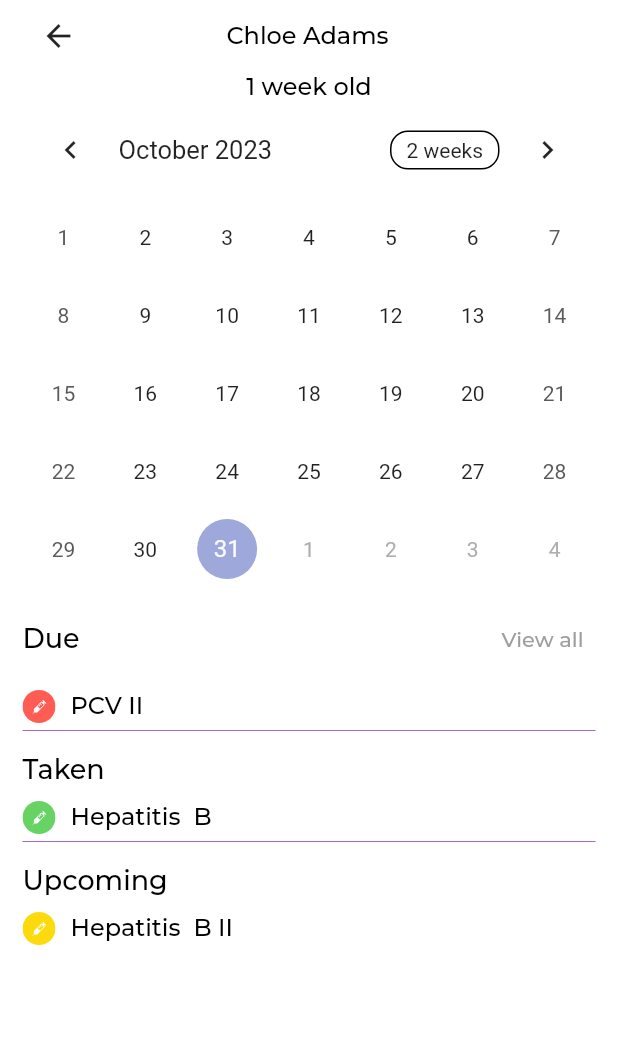
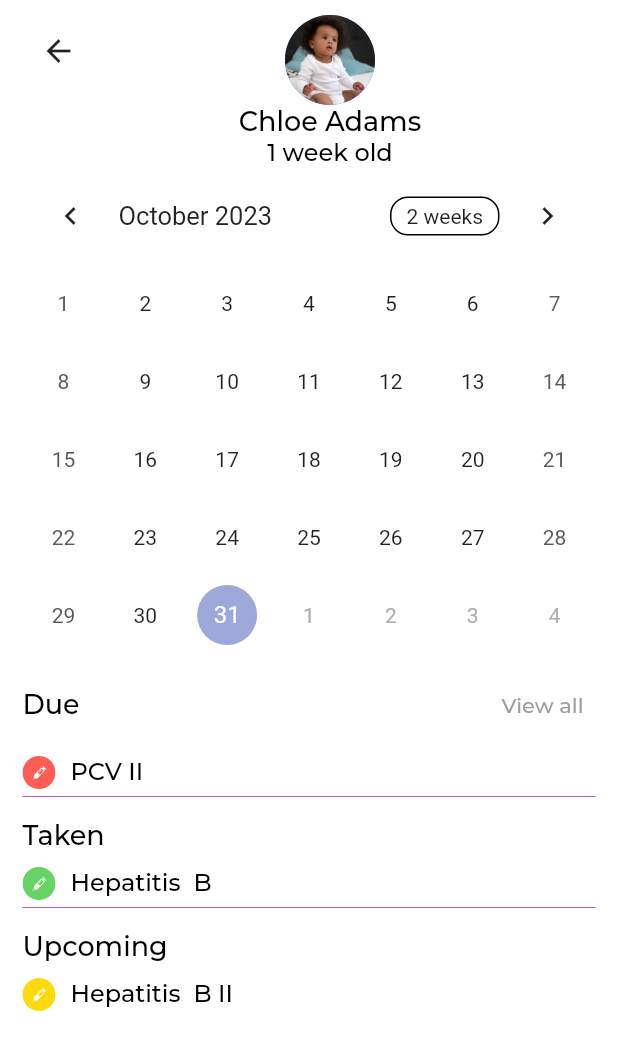
Before and after one commit to MaxTrent/immune_africa, a Flutter app: the screen it shows after launch, after a tap on "Chloe Adams", on a phone screen of 412 x 824 dp. Shown: the top 1050 px of the screen. Run offline on Flutter 3.47's test engine with Material 2 defaults, Android fonts, the phone set to English and light mode, and no system bars; drawn by our look-alikes of table_calendar; our stand-ins replace country_picker, csc_picker, dotted_border, firebase_core, flutter_svg, google_fonts and 1 more; accounts and stored records are empty.

Commit message:
new screens

```diff
--- a/lib/screens/dashbord.dart
+++ b/lib/screens/dashbord.dart
@@ -196,7 +196,7 @@ class _buildAppBar extends StatelessWidget {
             IconButton(onPressed: (){}, icon: const Icon(Icons.notifications_none, size: 38, color: primaryAppColor,))
           ],
         ),
-        TextButton(onPressed: (){}, child: Text('Read More', style: Theme.of(context).textTheme.headline1!.copyWith(color: primaryAppColor),)),
+        TextButton(onPressed: (){Navigator.of(context).push(MaterialPageRoute(builder: (context)=>NewsArticles()));}, child: Text('Read More', style: Theme.of(context).textTheme.headline1!.copyWith(color: primaryAppColor),)),
       ],
     );
   }
--- a/lib/screens/home.dart
+++ b/lib/screens/home.dart
@@ -13,6 +13,7 @@ class _HomeState extends State<Home> {
   int _selectedIndex = 0;
   final List<Widget> _pages = [
     Dashboard(),
+    Profile(),
   ];
 
   @override
--- a/lib/screens/record_details.dart
+++ b/lib/screens/record_details.dart
@@ -13,39 +13,26 @@ class RecordDetails extends StatelessWidget {
         body: SafeArea(
       child: SingleChildScrollView(
         child: Padding(
-          padding: const EdgeInsets.symmetric(horizontal: 15.0),
+          padding: const EdgeInsets.symmetric(horizontal: 15.0, vertical: 10),
           child: Column(
             crossAxisAlignment: CrossAxisAlignment.start,
             children: [
               Row(
                 mainAxisAlignment: MainAxisAlignment.spaceBetween,
+                crossAxisAlignment: CrossAxisAlignment.start,
                 children: [
-                  IconButton(
-                    icon: const Icon(Icons.arrow_back),
-                    onPressed: () {
-                      Navigator.of(context).pop();
-                    },
+                  IconButton(icon: const Icon(Icons.arrow_back), onPressed: (){Navigator.of(context).pop();},),
+                  Column(crossAxisAlignment: CrossAxisAlignment.center,
+                    children: [
+                      CircleAvatar(backgroundImage: AssetImage('assets/baby2.png'), radius: 30,),
+                      Text('Chloe Adams', style: Theme.of(context).textTheme.headline1!.copyWith(color: Colors.black, fontSize: 18),),
+                      Text('1 week old', style: Theme.of(context).textTheme.headline1!.copyWith(color: Colors.black, fontSize: 16),),
+
+                    ],
                   ),
-                  Text(
-                    'Chloe Adams',
-                    style: Theme.of(context)
-                        .textTheme
-                        .headline1!
-                        .copyWith(color: Colors.black),
-                  ),
-                  const SizedBox(
-                    width: 50,
-                  ),
+                  SizedBox(width: 20,),
                 ],
               ),
-              Center(
-                  child: Text(
-                '1 week old',
-                style: Theme.of(context)
-                    .textTheme
-                    .headline1!
-                    .copyWith(color: Colors.black),
-              )),
               TableCalendar(
                 daysOfWeekVisible: false,
                 firstDay: DateTime.utc(2010, 10, 16),
--- a/lib/screens/screens.dart
+++ b/lib/screens/screens.dart
@@ -16,3 +16,5 @@ export 'add_record.dart';
 export 'record_details.dart';
 export 'vaccine_details.dart';
 export 'add_vaccines.dart';
+export 'news_articles.dart';
+export 'profile.dart';
--- a/pubspec.yaml
+++ b/pubspec.yaml
@@ -46,6 +46,7 @@ dependencies:
   csc_picker: ^0.2.7
   dotted_border: ^2.1.0
   table_calendar: ^3.0.9
+  lorem_ipsum: ^0.0.3
 
 dev_dependencies:
   flutter_test:
```
Also changed, not shown: lib/screens/add_vaccines.dart (+10 -3 lines), lib/screens/news_articles.dart (added, +42 -0 lines), lib/screens/profile.dart (added, +35 -0 lines), lib/screens/vaccine_details.dart (+11 -1 lines), pubspec.lock, 2 other files.
